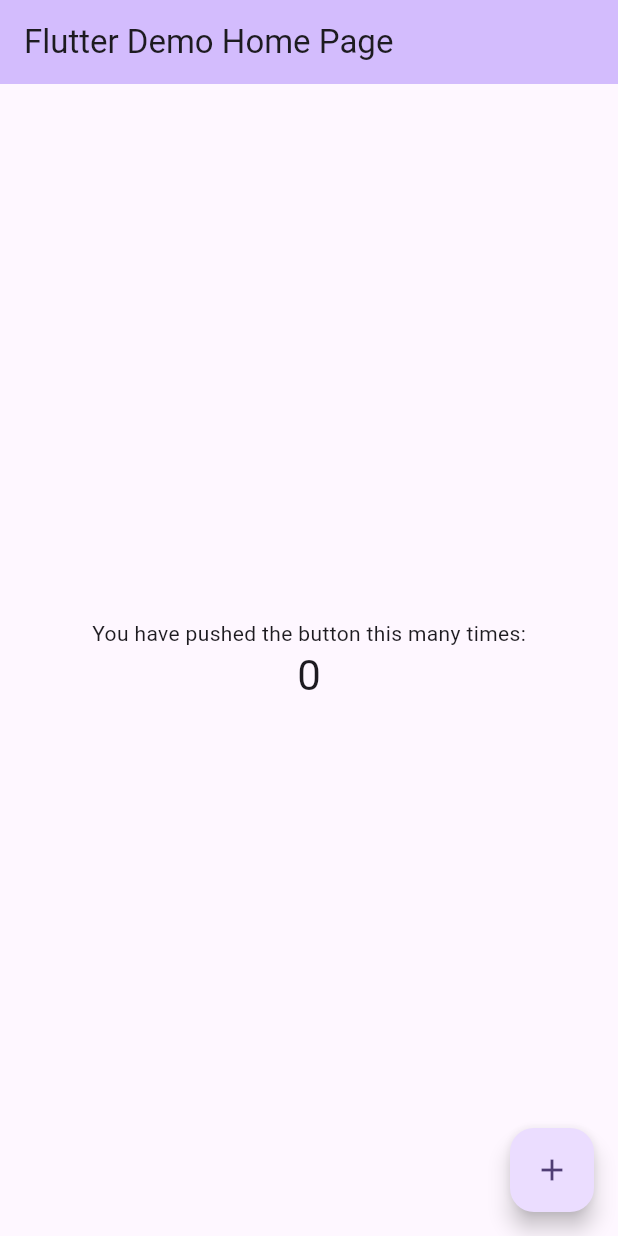
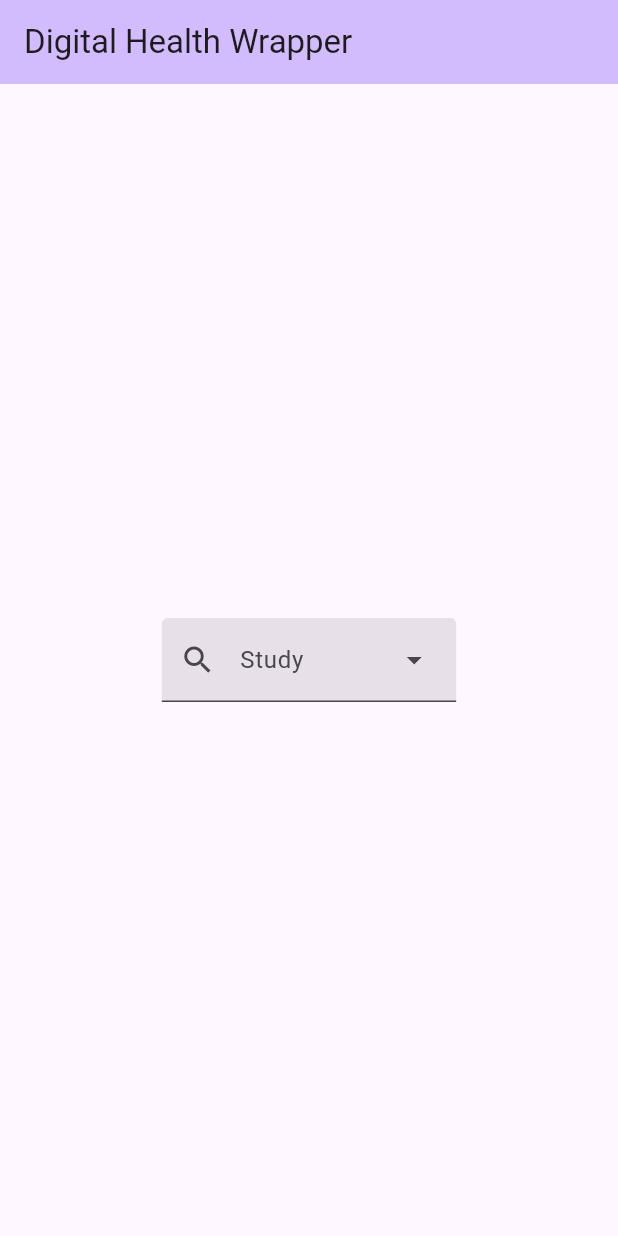
Before and after one commit to rwiuff/02122-DigitalHealth, a Flutter app: the screen it shows after launch, on a phone screen of 412 x 824 dp. Run offline on Flutter 3.47's test engine with Material 3 defaults, Android fonts, the phone set to English and light mode, and no system bars; missing offline and left inert: carp_backend, carp_core, carp_health_package, carp_mobile_sensing, carp_serializable, carp_webservices; statements that could not run were skipped.

Commit message:
Select menu

```diff
--- /dev/null
+++ b/demo_app/devtools_options.yaml
@@ -0,0 +1 @@
+extensions:
--- a/demo_app/lib/main.dart
+++ b/demo_app/lib/main.dart
@@ -18,43 +18,27 @@
   @override
   Widget build(BuildContext context) {
     return MaterialApp(
-      title: 'Flutter Demo',
+      title: 'Digital Health Wrapper',
       theme: ThemeData(
-        // This is the theme of your application.
-        //
-        // TRY THIS: Try running your application with "flutter run". You'll see
-        // the application has a purple toolbar. Then, without quitting the app,
-        // try changing the seedColor in the colorScheme below to Colors.green
-        // and then invoke "hot reload" (save your changes or press the "hot
-        // reload" button in a Flutter-supported IDE, or press "r" if you used
-        // the command line to start the app).
-        //
-        // Notice that the counter didn't reset back to zero; the application
-        // state is not lost during the reload. To reset the state, use hot
-        // restart instead.
-        //
-        // This works for code too, not just values: Most code changes can be
-        // tested with just a hot reload.
         colorScheme: ColorScheme.fromSeed(seedColor: Colors.deepPurple),
         useMaterial3: true,
       ),
-      home: const MyHomePage(title: 'Flutter Demo Home Page'),
+      home: const MyHomePage(title: 'Digital Health Wrapper'),
     );
   }
 }
 
+enum IconLabel {
+  sleep('Sleep', Icons.bedtime),
+  steps('Steps', Icons.directions_walk);
+
+  const IconLabel(this.label, this.icon);
+  final String label;
+  final IconData icon;
+}
+
 class MyHomePage extends StatefulWidget {
   const MyHomePage({super.key, required this.title});
-
-  // This widget is the home page of your application. It is stateful, meaning
-  // that it has a State object (defined below) that contains fields that affect
-  // how it looks.
-
-  // This class is the configuration for the state. It holds the values (in this
-  // case the title) provided by the parent (in this case the App widget) and
-  // used by the build method of the State. Fields in a Widget subclass are
-  // always marked "final".
-
   final String title;
 
   @override
@@ -62,71 +46,56 @@
 }
 
 class _MyHomePageState extends State<MyHomePage> {
-  int _counter = 0;
-
-  void _incrementCounter() {
-    setState(() {
-      // This call to setState tells the Flutter framework that something has
-      // changed in this State, which causes it to rerun the build method below
-      // so that the display can reflect the updated values. If we changed
-      // _counter without calling setState(), then the build method would not be
-      // called again, and so nothing would appear to happen.
-      _counter++;
-    });
-  }
+  final TextEditingController iconController = TextEditingController();
+  IconLabel? selectedIcon;
 
   @override
   Widget build(BuildContext context) {
-    // This method is rerun every time setState is called, for instance as done
-    // by the _incrementCounter method above.
-    //
-    // The Flutter framework has been optimized to make rerunning build methods
-    // fast, so that you can just rebuild anything that needs updating rather
-    // than having to individually change instances of widgets.
     return Scaffold(
       appBar: AppBar(
-        // TRY THIS: Try changing the color here to a specific color (to
-        // Colors.amber, perhaps?) and trigger a hot reload to see the AppBar
-        // change color while the other colors stay the same.
         backgroundColor: Theme.of(context).colorScheme.inversePrimary,
-        // Here we take the value from the MyHomePage object that was created by
-        // the App.build method, and use it to set our appbar title.
         title: Text(widget.title),
       ),
       body: Center(
-        // Center is a layout widget. It takes a single child and positions it
-        // in the middle of the parent.
         child: Column(
-          // Column is also a layout widget. It takes a list of children and
-          // arranges them vertically. By default, it sizes itself to fit its
-          // children horizontally, and tries to be as tall as its parent.
-          //
-          // Column has various properties to control how it sizes itself and
-          // how it positions its children. Here we use mainAxisAlignment to
-          // center the children vertically; the main axis here is the vertical
-          // axis because Columns are vertical (the cross axis would be
-          // horizontal).
-          //
-          // TRY THIS: Invoke "debug painting" (choose the "Toggle Debug Paint"
-          // action in the IDE, or press "p" in the console), to see the
-          // wireframe for each widget.
           mainAxisAlignment: MainAxisAlignment.center,
           children: <Widget>[
-            const Text(
-              'You have pushed the button this many times:',
+            const SizedBox(width: 24),
+            DropdownMenu<IconLabel>(
+              controller: iconController,
+              enableFilter: true,
+              requestFocusOnTap: true,
+              leadingIcon: const Icon(Icons.search),
+              label: const Text('Study'),
+              inputDecorationTheme: const InputDecorationTheme(
+                filled: true,
+                contentPadding: EdgeInsets.symmetric(vertical: 5.0),
+              ),
+              onSelected: (IconLabel? icon) {
+                setState(() {
+                  selectedIcon = icon;
+                });
+              },
+              dropdownMenuEntries:
+              IconLabel.values.map<DropdownMenuEntry<IconLabel>>(
+                (IconLabel icon) {
+                  return DropdownMenuEntry<IconLabel>(
+                    value: icon,
+                    label: icon.label,
+                    leadingIcon: Icon(icon.icon),
+                  );
+                },
+              ).toList(),
             ),
-            Text(
-              '$_counter',
-              style: Theme.of(context).textTheme.headlineMedium,
+            if (selectedIcon != null)
+            Row(mainAxisAlignment: MainAxisAlignment.center,
+            children: <Widget>[
+              OutlinedButton(onPressed: () {debugPrint('Study selected: ${selectedIcon?.label}');}, child: const Text('Begin Study'))
+            ],
             ),
           ],
         ),
       ),
-      floatingActionButton: FloatingActionButton(
-        onPressed: _incrementCounter,
-        tooltip: 'Increment',
-        child: const Icon(Icons.add),
-      ), // This trailing comma makes auto-formatting nicer for build methods.
     );
   }
 }
--- a/demo_app/pubspec.yaml
+++ b/demo_app/pubspec.yaml
@@ -19,7 +19,7 @@ publish_to: 'none' # Remove this line if you wish to publish to pub.dev
 version: 1.0.0+1
 
 environment:
-  sdk: '>=3.3.4 <4.0.0'
+  sdk: 3.3.4
 
 # Dependencies specify other packages that your package needs in order to work.
 # To automatically upgrade your package dependencies to the latest versions
--- a/digital_health_module/pubspec.yaml
+++ b/digital_health_module/pubspec.yaml
@@ -18,7 +18,7 @@ description: "A new Flutter module project."
 version: 1.0.0+1
 
 environment:
-  sdk: '>=3.3.4 <4.0.0'
+  sdk: 3.3.4
 
 dependencies:
   flutter:
```
